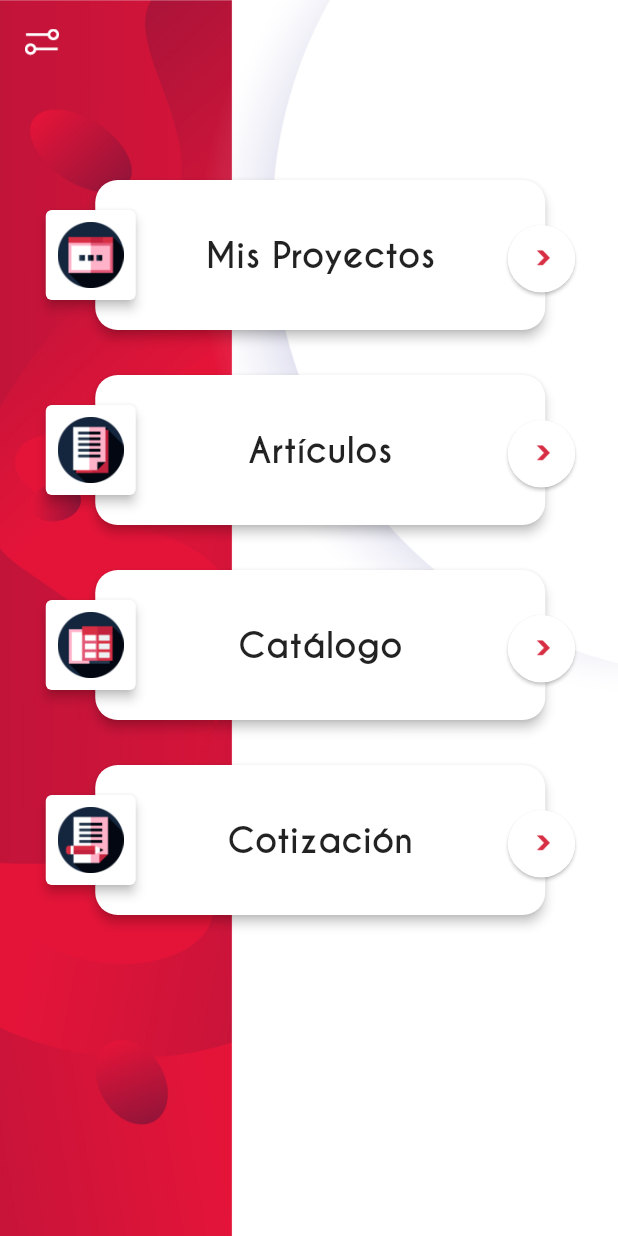
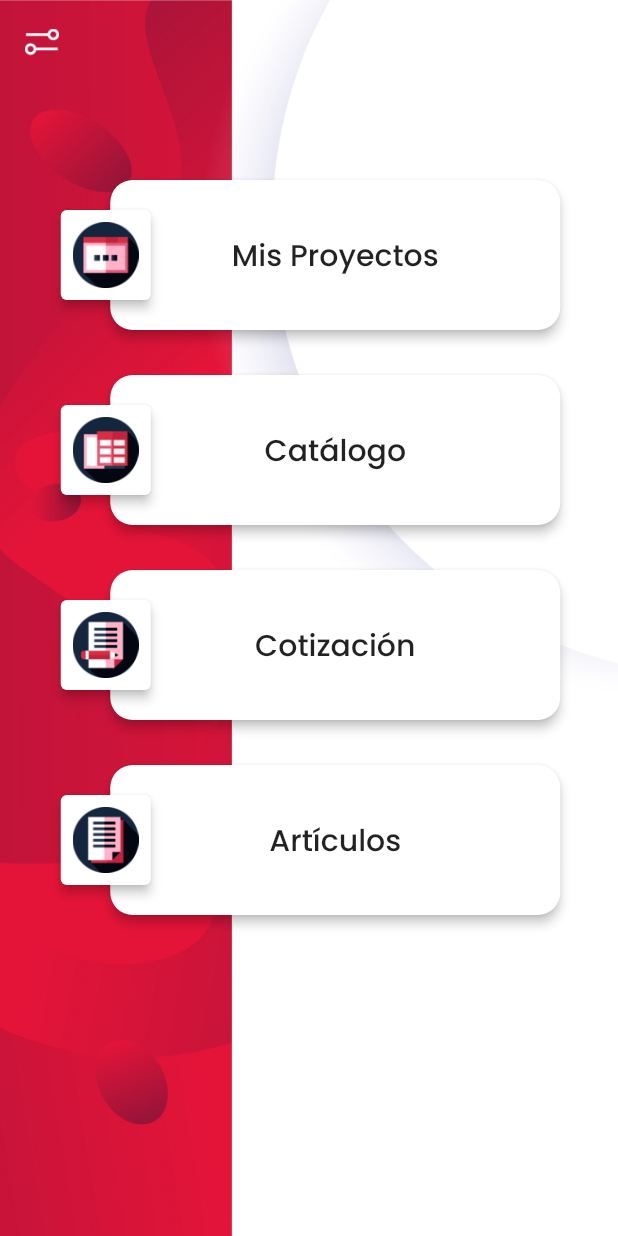
Before and after one commit to felipechaux/flutter, a Flutter app: the HomePage screen opened by its route, on a phone screen of 412 x 824 dp. Run offline on Flutter 3.47's test engine with Material 2 defaults, Android fonts, the light colour scheme and no system bars; our stand-ins replace firebase_auth, firebase_core, firebase_messaging, flutter_map, flutter_swiper, google_sign_in and 7 more; missing offline and left inert: barcode_scan, mapbox_gl, mime_type; accounts and stored records are empty.

Commit message:
update menu and links

```diff
--- a/inproext_app/lib/src/pages/home_page.dart
+++ b/inproext_app/lib/src/pages/home_page.dart
@@ -59,11 +59,11 @@ class _HomePageState extends State<HomePage> {
           SizedBox(height: 120.0),
           _proyectsCard(),
           SizedBox(height: 30.0),
-          _newsCard(context),
-          SizedBox(height: 30.0),
           _catalogueCard(),
           SizedBox(height: 30.0),
           _quotationCard(),
+          SizedBox(height: 30.0),
+          _newsCard(context),
           SizedBox(height: 30.0),
         ],
       ),
@@ -87,8 +87,8 @@ Widget _proyectsCard() {
               height: 100,
               child: Text('Mis Proyectos',
                   style: TextStyle(
-                      fontFamily: Constants.fontCaviarDreamsBold,
-                      fontSize: 23.0)),
+                      fontFamily: Constants.fontPoppinnsMedium,
+                      fontSize: 20.0)),
             )),
       ),
       Card(
@@ -106,19 +106,6 @@ Widget _proyectsCard() {
               ),
             ),
           )),
-      Card(
-        shape:
-            RoundedRectangleBorder(borderRadius: BorderRadius.circular(30.0)),
-        margin: EdgeInsets.only(left: 310.0, top: 30.0),
-        child: Container(
-          alignment: Alignment.center,
-          height: 45.0,
-          width: 45.0,
-          child: Image.asset(
-            'assets/images/row_red.png',
-          ),
-        ),
-      ),
     ],
   );
 }
@@ -139,8 +126,8 @@ Widget _newsCard(BuildContext context) {
               height: 100,
               child: Text('Artículos',
                   style: TextStyle(
-                      fontFamily: Constants.fontCaviarDreamsBold,
-                      fontSize: 23.0)),
+                      fontFamily: Constants.fontPoppinnsMedium,
+                      fontSize: 20.0)),
             )),
       ),
       Card(
@@ -158,19 +145,6 @@ Widget _newsCard(BuildContext context) {
               ),
             ),
           )),
-      Card(
-        shape:
-            RoundedRectangleBorder(borderRadius: BorderRadius.circular(30.0)),
-        margin: EdgeInsets.only(left: 310.0, top: 30.0),
-        child: Container(
-          alignment: Alignment.center,
-          height: 45.0,
-          width: 45.0,
-          child: Image.asset(
-            'assets/images/row_red.png',
-          ),
-        ),
-      ),
     ],
   );
 }
@@ -192,8 +166,8 @@ Widget _catalogueCard() {
               height: 100,
               child: Text('Catálogo',
                   style: TextStyle(
-                      fontFamily: Constants.fontCaviarDreamsBold,
-                      fontSize: 23.0)),
+                      fontFamily: Constants.fontPoppinnsMedium,
+                      fontSize: 20.0)),
             )),
       ),
       Card(
@@ -211,19 +185,6 @@ Widget _catalogueCard() {
               ),
             ),
           )),
-      Card(
-        shape:
-            RoundedRectangleBorder(borderRadius: BorderRadius.circular(30.0)),
-        margin: EdgeInsets.only(left: 310.0, top: 30.0),
-        child: Container(
-          alignment: Alignment.center,
-          height: 45.0,
-          width: 45.0,
-          child: Image.asset(
-            'assets/images/row_red.png',
-          ),
-        ),
-      ),
     ],
   );
 }
@@ -245,8 +206,8 @@ Widget _quotationCard() {
               height: 100,
               child: Text('Cotización',
                   style: TextStyle(
-                      fontFamily: Constants.fontCaviarDreamsBold,
-                      fontSize: 23.0)),
+                      fontFamily: Constants.fontPoppinnsMedium,
+                      fontSize: 20.0)),
             )),
       ),
       Card(
@@ -264,19 +225,6 @@ Widget _quotationCard() {
               ),
             ),
           )),
-      Card(
-        shape:
-            RoundedRectangleBorder(borderRadius: BorderRadius.circular(30.0)),
-        margin: EdgeInsets.only(left: 310.0, top: 30.0),
-        child: Container(
-          alignment: Alignment.center,
-          height: 45.0,
-          width: 45.0,
-          child: Image.asset(
-            'assets/images/row_red.png',
-          ),
-        ),
-      ),
     ],
   );
 }
```
Also changed, not shown: inproext_app/lib/src/pages/new_detail.dart (+35 -20 lines).
